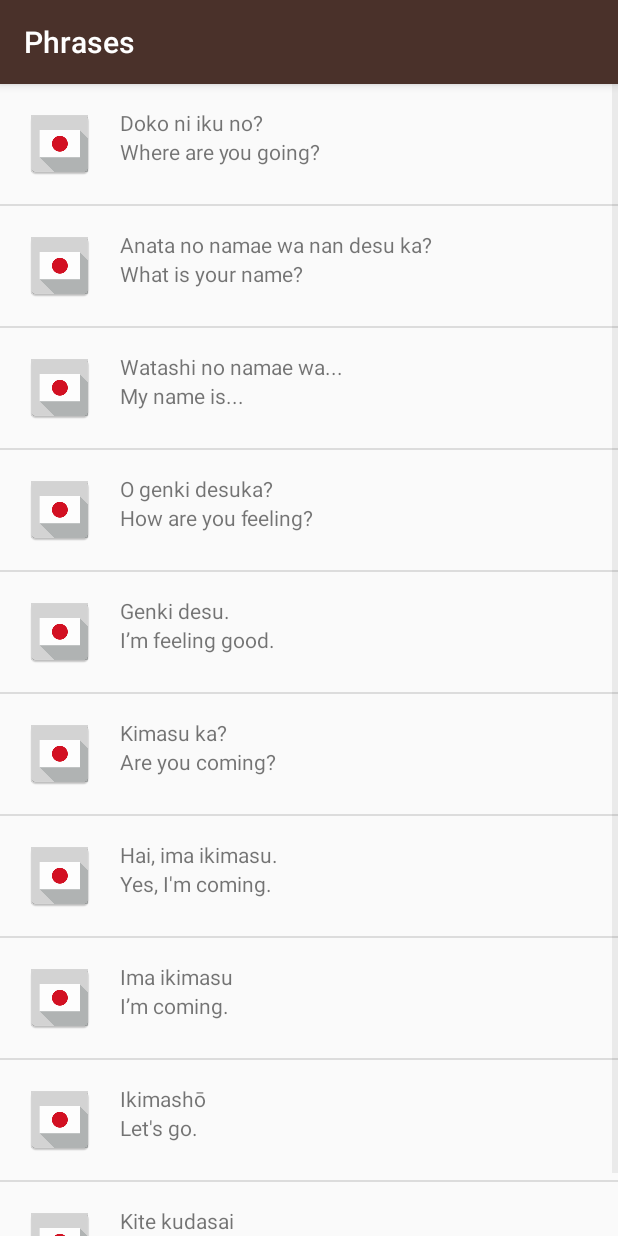
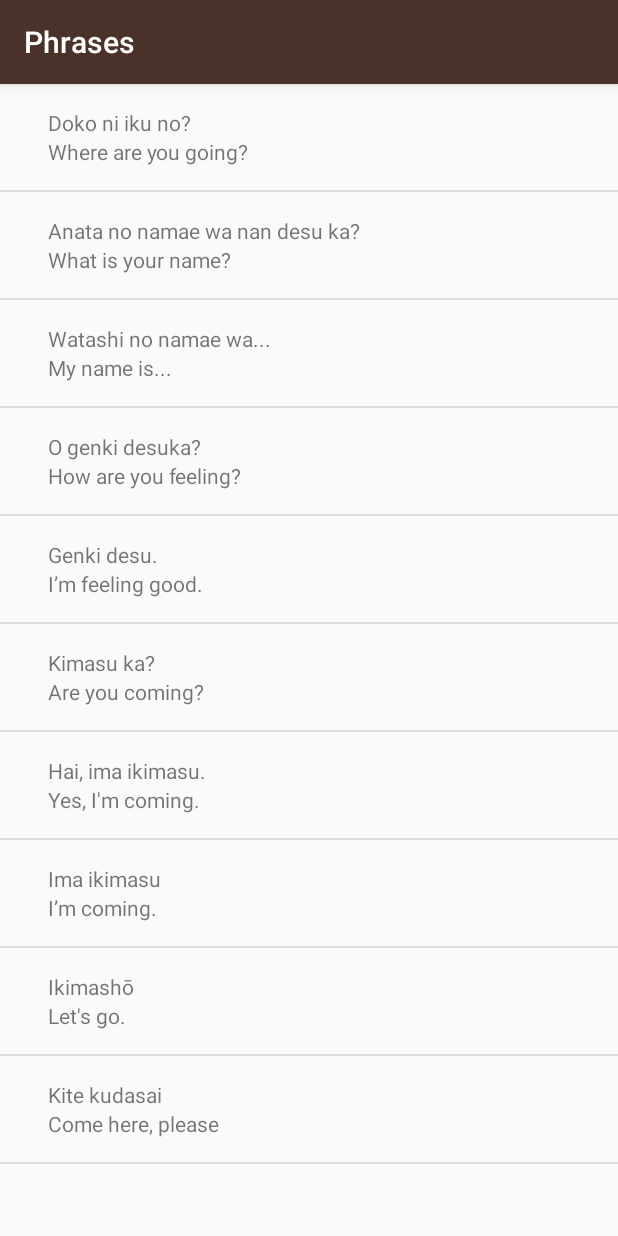
Before and after one commit to mjuliag/android-language-app, an Android app: the PhrasesActivity screen opened directly, with no data from a screen before it, on a phone screen of 412 x 824 dp. Run offline under Robolectric (Android 15) with nearby library versions, the phone set to English and light mode, and no system bars.

Commit message:
word adapter changes and stuff

```diff
--- a/app/src/main/java/com/example/android/japanese/Word.java
+++ b/app/src/main/java/com/example/android/japanese/Word.java
@@ -11,6 +11,8 @@ public class Word {
 
     /** japanese translation for the word */
     private String japaneseTranslations;
+
+
 
     /** image for the word */
     private int imageResourceIds;
@@ -54,4 +56,5 @@ public class Word {
         return imageResourceIds;
     }
 
+
 }
--- a/app/src/main/java/com/example/android/japanese/WordAdapter.java
+++ b/app/src/main/java/com/example/android/japanese/WordAdapter.java
@@ -7,6 +7,7 @@ import android.view.LayoutInflater;
 import android.view.View;
 import android.view.ViewGroup;
 import android.widget.ArrayAdapter;
+import android.widget.ImageView;
 import android.widget.TextView;
 
 import java.util.ArrayList;
@@ -42,9 +43,17 @@ public class WordAdapter extends ArrayAdapter<Word> {
         TextView defaultTextView = (TextView) listItemView.findViewById(R.id.default_text_view);
         defaultTextView.setText(currentWord.getDefaultTranslation());
 
+        ImageView iconView = (ImageView) listItemView.findViewById(R.id.image_view);
+        // Get the image resource ID from the current AndroidFlavor object and
+        // set the image to iconView
+
+        iconView.setImageResource(currentWord.getImageResourceId());
+
+
         // Return the whole list item layout (containing 2 TextViews and an ImageView)
         // so that it can be shown in the ListView
         return listItemView;
+
     }
 
 }
--- a/app/src/main/res/layout/activity_main.xml
+++ b/app/src/main/res/layout/activity_main.xml
@@ -1,5 +1,4 @@
-<?xml version="1.0" encoding="utf-8"?>
-<!-- Copyright (C) 2016 The Android Open Source Project
+<?xml version="1.0" encoding="utf-8"?><!-- Copyright (C) 2016 The Android Open Source Project
 
      Licensed under the Apache License, Version 2.0 (the "License");
      you may not use this file except in compliance with the License.
@@ -13,8 +12,7 @@
      See the License for the specific language governing permissions and
      limitations under the License.
 -->
-<LinearLayout
-    xmlns:android="http://schemas.android.com/apk/res/android"
+<LinearLayout xmlns:android="http://schemas.android.com/apk/res/android"
     xmlns:tools="http://schemas.android.com/tools"
     android:layout_width="match_parent"
     android:layout_height="match_parent"
--- a/app/src/main/res/layout/list_item.xml
+++ b/app/src/main/res/layout/list_item.xml
@@ -8,8 +8,7 @@
     <ImageView
         android:id="@+id/image_view"
         android:layout_width="wrap_content"
-        android:layout_height="wrap_content"
-        android:background="@mipmap/ic_launcher"/>
+        android:layout_height="wrap_content" />
 
     <LinearLayout
         android:layout_width="match_parent"
--- a/app/src/main/res/values/styles.xml
+++ b/app/src/main/res/values/styles.xml
@@ -16,8 +16,8 @@
 
     <!-- Base application theme. -->
     <style name="AppTheme" parent="Theme.AppCompat.Light.DarkActionBar">
-        <item name="colorPrimary">@color/primary_color</item>
-        <item name="colorPrimaryDark">@color/primary_dark_color</item>
+        <item name="colorPrimary">#4A312A</item>
+        <item name="colorPrimaryDark">#2F1D1A</item>
     </style>
 
     <!-- Style for a category of vocabulary words -->
@@ -26,7 +26,7 @@
         <item name="android:layout_height">@dimen/list_item_height</item>
         <item name="android:gravity">center_vertical</item>
         <item name="android:padding">16dp</item>
-        <item name="android:textColor">@android:color/white</item>
+            <item name="android:textColor">#FFFFFF</item>
         <item name="android:textStyle">bold</item>
         <item name="android:textAppearance">?android:textAppearanceMedium</item>
     </style>
```
